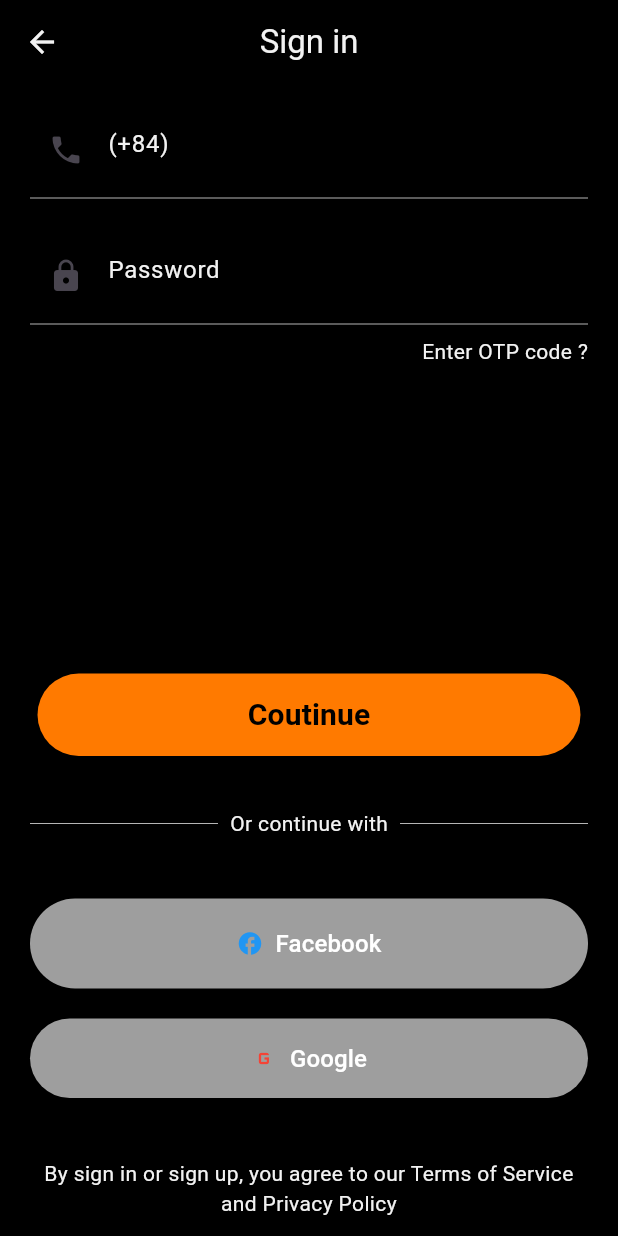
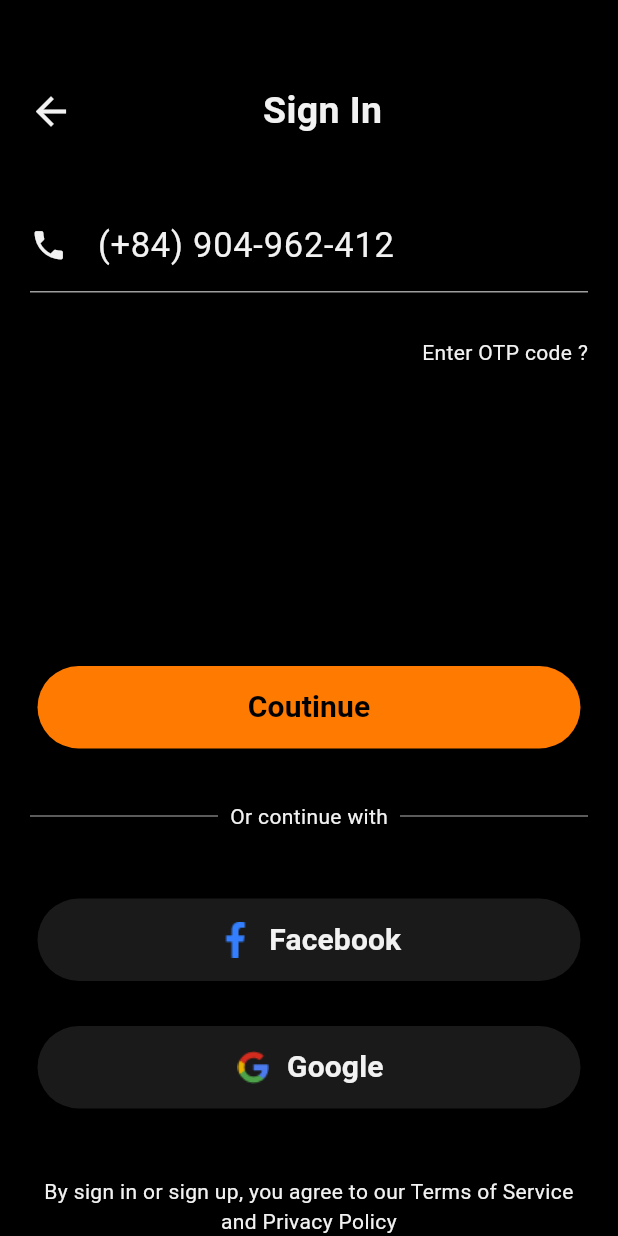
Before and after one commit to ThanhLeT0bito/movie_app_final, a Flutter app: the SignInScreens screen opened by its route, on a phone screen of 412 x 824 dp. Run offline on Flutter 3.47's test engine with Material 3 defaults, Android fonts, the phone set to English and light mode, and no system bars; our stand-ins replace carousel_slider, iconsax.

Commit message:
fix all login

```diff
--- a/lib/resources/app_color.dart
+++ b/lib/resources/app_color.dart
@@ -12,6 +12,7 @@
   static const Color BaseColorTransparent = Colors.transparent;
   static const Color BaseColorAroundBlack = Color(0xFF1C1C1C);
   static const Color BaseColorAroundWhite = Color(0xFFBFBFBF);
+  static const Color BaseColorGrey = Colors.grey;
 
   ///sub
   static const Color SubColorDate = Color(0xFF3B3B3B);
@@ -32,4 +33,7 @@
   static const BackGroundItemDate = Color(0xFF1C1C1C);
   static const BackGroundItemDay = Color(0xFF3B3B3B);
   static const BackGroundTimeSelected = Color(0xFF261D08);
+
+  //signin up
+  static const BackgroundButtonFBAndGG = Color(0xFF1A1A1A);
 }
--- a/lib/resources/dimens.dart
+++ b/lib/resources/dimens.dart
@@ -7,6 +7,7 @@
   static const double FontSizeAppBar = 25;
   static const double IconSizeAppBar = 30;
   static const double fontSizeTextButton = 20;
+  static const double fontSizeIcon = 25;
 
   static const double FontSizeBottomSheetTitle = 30;
   static const double FontSizeBottomSheetSubTitle = 14;
--- a/lib/screens/signin_screens.dart
+++ b/lib/screens/signin_screens.dart
@@ -1,10 +1,13 @@
 import 'package:flutter/material.dart';
 import 'package:movie_app_final/resources/app_color.dart';
+import 'package:movie_app_final/screens/confirm_OTP_screens.dart';
+import 'package:movie_app_final/widgets/Base/custom_app_bar.dart';
 import 'package:movie_app_final/widgets/Base/custom_text_button.dart';
+import 'package:movie_app_final/widgets/Base/custom_textfield.dart';
 
 class SignInScreens extends StatefulWidget {
   const SignInScreens({super.key});
-  static const routeName='Sign_in';
+  static const routeName = 'Sign_in';
   @override
   State<SignInScreens> createState() => _SignInScreensState();
 }
@@ -13,76 +16,53 @@
   @override
   Widget build(BuildContext context) {
     return Scaffold(
-      appBar: AppBar(
-        title: const Text(
-          'Sign in',
-          style: TextStyle(color: AppColors.BaseColorWhite),
-        ),
-        centerTitle: true,
       backgroundColor: AppColors.BaseColorBlackGround,
-        iconTheme: const IconThemeData(color: AppColors.BaseColorWhite),
-         leading: IconButton(
-          icon: Icon(Icons.arrow_back),
-          onPressed: () {
-            Navigator.pop(context);
-          },
+      body: Column(
+        children: [
+          Padding(
+            padding: const EdgeInsets.symmetric(horizontal: 10, vertical: 10),
+            child: CustomAppBar(
+              title: "Sign In",
             ),
           ),
-      backgroundColor: AppColors.BaseColorBlackGround,
-      body: SingleChildScrollView(
+          Expanded(
             child: Padding(
               padding: const EdgeInsets.only(top: 20, left: 20, right: 20),
               child: Column(
                 mainAxisAlignment: MainAxisAlignment.start,
                 children: [
-              const TextField(
-                keyboardType: TextInputType.number,
-                decoration: InputDecoration(
-                  prefixIcon: Icon(Icons.phone),
-                  hintText: '(+84)',
-                  hintStyle: TextStyle(color: AppColors.BaseColorWhite),
-                  border: InputBorder.none,
-                  filled: true,
-                  fillColor: AppColors.BaseColorBlackGround,
-                ),
-                style: TextStyle(color: Colors.white),
-              ),
-              const Divider(
-                color: AppColors.BaseColorWhite,
-                thickness: 0.5,
+                  Expanded(
+                    child: Column(
+                      children: [
+                        CustomTextField(
+                          icon: Icons.phone,
+                          hintText: '(+84) 904-962-412',
+                          controller: new TextEditingController(),
+                          isNumber: true,
                         ),
                         const SizedBox(height: 20),
-              const TextField(
-                obscureText: true,
-                decoration: InputDecoration(
-                  prefixIcon: Icon(Icons.lock),
-                  hintText: 'Password',
-                  hintStyle: TextStyle(color: AppColors.BaseColorWhite),
-                  border: InputBorder.none,
-                  filled: true,
-                  fillColor: AppColors.BaseColorBlackGround,
-                ),
-                style: TextStyle(color: Colors.white),
-              ),
-              const Divider(
-                color: AppColors.BaseColorWhite,
-                thickness: 0.5,
-              ),
-              Row(
+                        const Row(
                           mainAxisAlignment: MainAxisAlignment.end,
                           children: [
                             Text(
                               'Enter OTP code ?',
-                  style: const TextStyle(
+                              style: TextStyle(
                                 color: AppColors.BaseColorWhite,
                                 fontSize: 14,
                               ),
                             ),
                           ],
                         ),
-              const SizedBox(height: 200),
-
-              CustomTextButton(text: 'Coutinue', onPressed: () {  },),
+                      ],
+                    ),
+                  ),
+                  //const SizedBox(height: 200),
+                  CustomTextButton(
+                    text: 'Coutinue',
+                    onPressed: () {
+                      Navigator.pushNamed(context, ConfirmOTPScreens.routeName);
+                    },
+                  ),
                   const SizedBox(height: 30),
                   const Row(
                     mainAxisAlignment: MainAxisAlignment.center,
@@ -114,61 +94,36 @@
                   Column(
                     mainAxisAlignment: MainAxisAlignment.end,
                     children: [
-                  ElevatedButton.icon(
+                      CustomTextButton(
+                        text: "Facebook",
                         onPressed: () {},
-                    icon: const Icon(Icons.facebook, color: Colors.blue),
-                    label: const Text(
-                      'Facebook',
-                      style: TextStyle(
-                        color: Colors.white,
-                        fontSize: 16,
-                      ),
-                      textAlign: TextAlign.center,
-                    ),
-                    style: ElevatedButton.styleFrom(
-                      padding: const EdgeInsets.symmetric(
-                          vertical: 15, horizontal: 30),
-                      shape: RoundedRectangleBorder(
-                        borderRadius: BorderRadius.circular(30),
-                      ),
-                      primary: Colors.grey,
-                      minimumSize: const Size(500, 60),
-                    ),
+                        icon: "assets/images/logo_fb.png",
+                        backgroundColor: AppColors.BackgroundButtonFBAndGG,
+                        textColor: AppColors.BaseColorWhite,
                       ),
                       const SizedBox(height: 20),
-                  ElevatedButton.icon(
+                      CustomTextButton(
+                        text: "Google",
                         onPressed: () {},
-                    icon: const Icon(Icons.g_mobiledata, color: Colors.red),
-                    label: const Text(
-                      'Google',
-                      style: TextStyle(
-                        color: Colors.white,
-                        fontSize: 16,
+                        icon: "assets/images/logo_gg.png",
+                        backgroundColor: AppColors.BackgroundButtonFBAndGG,
+                        textColor: AppColors.BaseColorWhite,
                       ),
-                      textAlign: TextAlign.center,
+                    ],
                   ),
-                    style: ElevatedButton.styleFrom(
-                      padding: const EdgeInsets.symmetric(
-                          vertical: 15, horizontal: 30),
-                      shape: RoundedRectangleBorder(
-                        borderRadius: BorderRadius.circular(30),
+                  SizedBox(
+                    height: 40,
                   ),
-                      primary: Colors.grey,
-                      minimumSize: const Size(500, 50),
+                  Text(
+                      'By sign in or sign up, you agree to our Terms of Service and Privacy Policy',
+                      style: TextStyle(color: AppColors.BaseColorWhite),
+                      textAlign: TextAlign.center),
+                ],
+              ),
             ),
           ),
         ],
       ),
-              SizedBox(height: 40,),
-              Text(
-                'By sign in or sign up, you agree to our Terms of Service and Privacy Policy',
-                style: TextStyle(color: AppColors.BaseColorWhite),
-                textAlign: TextAlign.center
-              ),
-            ],
-          ),
-        ),
-      ),
     );
   }
 }
--- a/lib/widgets/Base/custom_text_button.dart
+++ b/lib/widgets/Base/custom_text_button.dart
@@ -26,7 +26,7 @@
   @override
   Widget build(BuildContext context) {
     BoxDecoration? decoration;
-    if (backgroundColor == Colors.transparent) {
+    if (backgroundColor == AppColors.BaseColorTransparent) {
       if (textColor == AppColors.BaseColorBlackGround) {
         textColor = AppColors.BaseColorWhite;
       }
@@ -57,11 +57,10 @@
             children: [
               if (icon is IconData)
                 Icon(icon as IconData,
-                    size: Dimens.fontSizeTextButton, color: textColor),
+                    size: Dimens.fontSizeIcon, color: textColor),
               if (icon is String)
                 Image.asset(icon as String,
-                    height: Dimens.fontSizeTextButton,
-                    width: Dimens.fontSizeTextButton),
+                    height: Dimens.fontSizeIcon, width: Dimens.fontSizeIcon),
               icon != null ? const SizedBox(width: 10) : const SizedBox(),
               Text(
                 text,
@@ -74,8 +73,6 @@
     );
   }
 }
-
-
 
 class CustomTextButton2 extends StatelessWidget {
   final String text;
--- a/lib/widgets/Base/custom_textfield.dart
+++ b/lib/widgets/Base/custom_textfield.dart
@@ -23,12 +23,12 @@
   Widget build(BuildContext context) {
     return Container(
       padding: const EdgeInsets.symmetric(vertical: 10.0),
-      margin: const EdgeInsets.symmetric(horizontal: 10.0),
+      margin: const EdgeInsets.symmetric(horizontal: 00.0),
       child: Column(
         crossAxisAlignment: CrossAxisAlignment.start,
         children: [
           Container(
-            padding: const EdgeInsets.symmetric(horizontal: 20),
+            padding: const EdgeInsets.symmetric(horizontal: 0),
             decoration: BoxDecoration(
               borderRadius: BorderRadius.circular(15),
               boxShadow: const [
@@ -74,7 +74,7 @@
           Container(
             height: 1,
             width: double.infinity,
-            color: AppColors.BaseColorWhite,
+            color: AppColors.BaseColorGrey,
           ),
         ],
       ),
```
Also changed, not shown: lib/screens/confirm_OTP_screens.dart (+40 -18 lines), lib/screens/enter_Username_screens.dart (+27 -44 lines), lib/screens/signin_signup_screens.dart (+24 -17 lines), assets/images/logo_fb.png (added), assets/images/logo_gg.png (added). Lines whose indentation alone changed are shown as unchanged.
